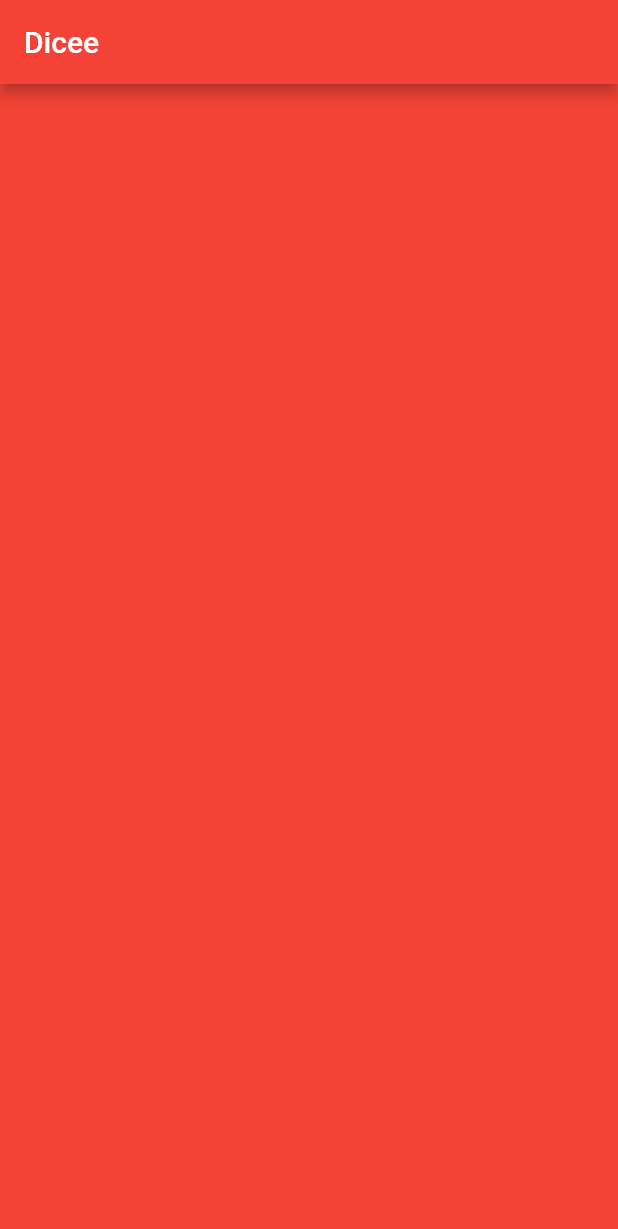
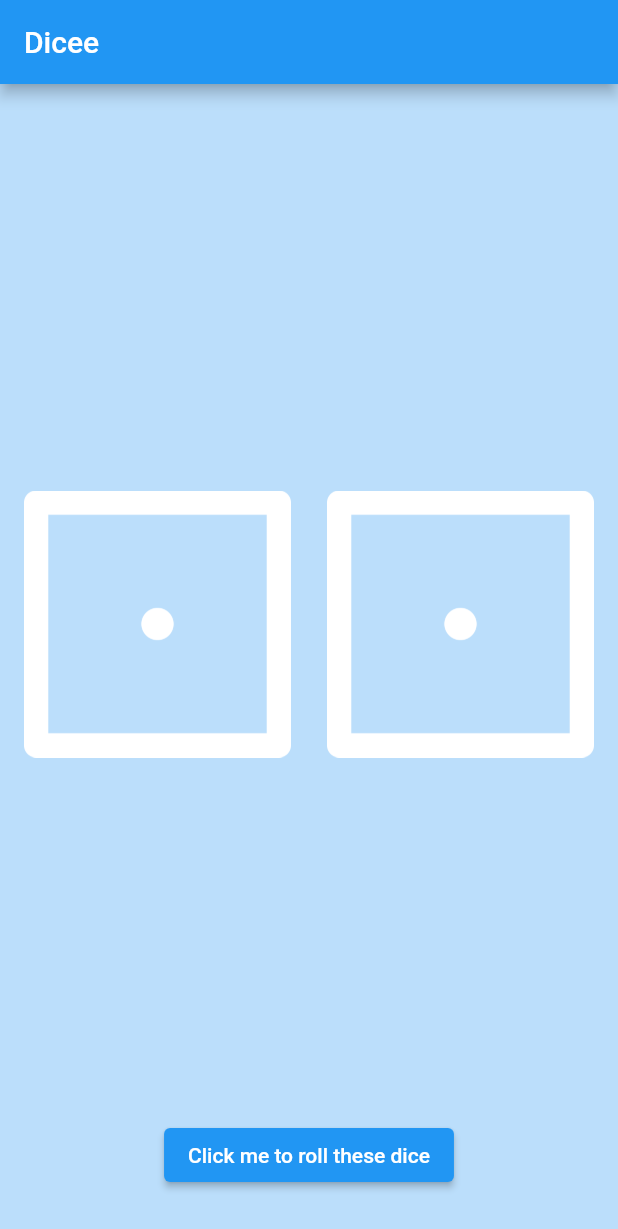
Before and after one commit to TechSupportz/dice-flutter, a Flutter app: the screen it shows after launch, on a phone screen of 412 x 824 dp. Shown: the top 1229 px of the screen. Run offline on Flutter 3.47's test engine with Material 2 defaults, Android fonts, the phone set to English and light mode, and no system bars.

Commit message:
added dice and button to roll dice (button doesnt do anything)

```diff
--- a/lib/main.dart
+++ b/lib/main.dart
@@ -4,12 +4,12 @@ void main() {
   runApp(
     MaterialApp(
       home: Scaffold(
-        backgroundColor: Colors.red,
+        backgroundColor: Colors.blue[100],
         appBar: AppBar(
-          title: Text('Dicee'),
-          backgroundColor: Colors.red,
+          title: const Text('Dicee'),
+          backgroundColor: Colors.blue[500],
         ),
-        body: DicePage(),
+        body: const DicePage(),
       ),
     ),
   );
@@ -20,6 +20,37 @@ class DicePage extends StatelessWidget {
 
   @override
   Widget build(BuildContext context) {
-    return Container();
+    return Padding(
+      padding: const EdgeInsets.symmetric(vertical: 30.0),
+      child: Column(
+        mainAxisSize: MainAxisSize.max,
+        mainAxisAlignment: MainAxisAlignment.center,
+        children: [
+          Expanded(
+            child: Padding(
+              padding: const EdgeInsets.all(16.0),
+              child: Row(
+                children: [
+                  Expanded(
+                    child: Image.asset('images/dice1.png'),
+                  ),
+                  const SizedBox(
+                    width: 24,
+                  ),
+                  Expanded(
+                    child: Image.asset('images/dice1.png'),
+                  ),
+                ],
+              ),
+            ),
+            flex: 2,
+          ),
+          ElevatedButton(
+            onPressed: () => debugPrint('click'),
+            child: const Text('Click me to roll these dice'),
+          ),
+        ],
+      ),
+    );
   }
 }
```
Also changed, not shown: pubspec.yaml (+1 -6 lines).
